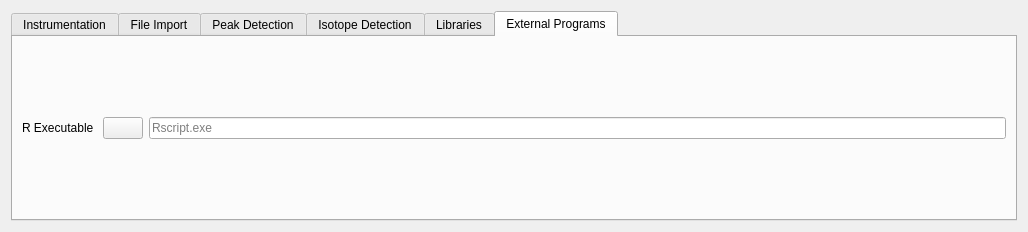
Before: the Qt Designer form mzroll/forms/settingsform.ui in ElucidataInc/ElMaven, drawn with Qt 5.
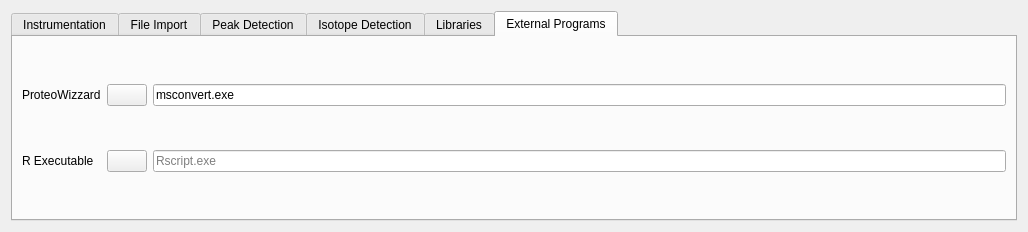
After: the same form once the commit is applied. The open tabs and pages were chosen to show the change. Icons and pictures are not drawn.

Commit message:
Merge: Added extra feature in External Programs Tab in Options
Add the entity in the UI and attached corrosponding logic to it.

```diff
--- a/mzroll/forms/settingsform.ui
+++ b/mzroll/forms/settingsform.ui
@@ -684,14 +684,7 @@
        <string>External Programs</string>
       </attribute>
       <layout class="QGridLayout" name="gridLayout_5">
-       <item row="0" column="1">
-        <widget class="QLabel" name="label_24">
-         <property name="text">
-          <string>R Executable </string>
-         </property>
-        </widget>
-       </item>
-       <item row="0" column="5">
+       <item row="1" column="5">
         <widget class="QLineEdit" name="Rprogram">
          <property name="inputMask">
           <string/>
@@ -701,7 +694,39 @@
          </property>
         </widget>
        </item>
+       <item row="0" column="5">
+        <widget class="QLineEdit" name="RawExtractProgram">
+         <property name="text">
+          <string>msconvert.exe</string>
+         </property>
+         <property name="placeholderText">
+          <string>rawExtractor.exe</string>
+         </property>
+        </widget>
+       </item>
+       <item row="0" column="1">
+        <widget class="QLabel" name="label_25">
+         <property name="text">
+          <string>ProteoWizzard</string>
+         </property>
+        </widget>
+       </item>
+       <item row="1" column="1">
+        <widget class="QLabel" name="label_24">
+         <property name="text">
+          <string>R Executable </string>
+         </property>
+        </widget>
+       </item>
        <item row="0" column="4">
+        <widget class="QPushButton" name="rawExtractSelect">
+         <property name="icon">
+          <iconset resource="../mzroll.qrc">
+           <normaloff>:/images/fileopen.png</normaloff>:/images/fileopen.png</iconset>
+         </property>
+        </widget>
+       </item>
+       <item row="1" column="4">
         <widget class="QPushButton" name="RProgramSelect">
          <property name="icon">
           <iconset resource="../mzroll.qrc">
```
Left out of the diff: 2 changed lines with no effect on the pictures. The commit also changes 1 other file.
